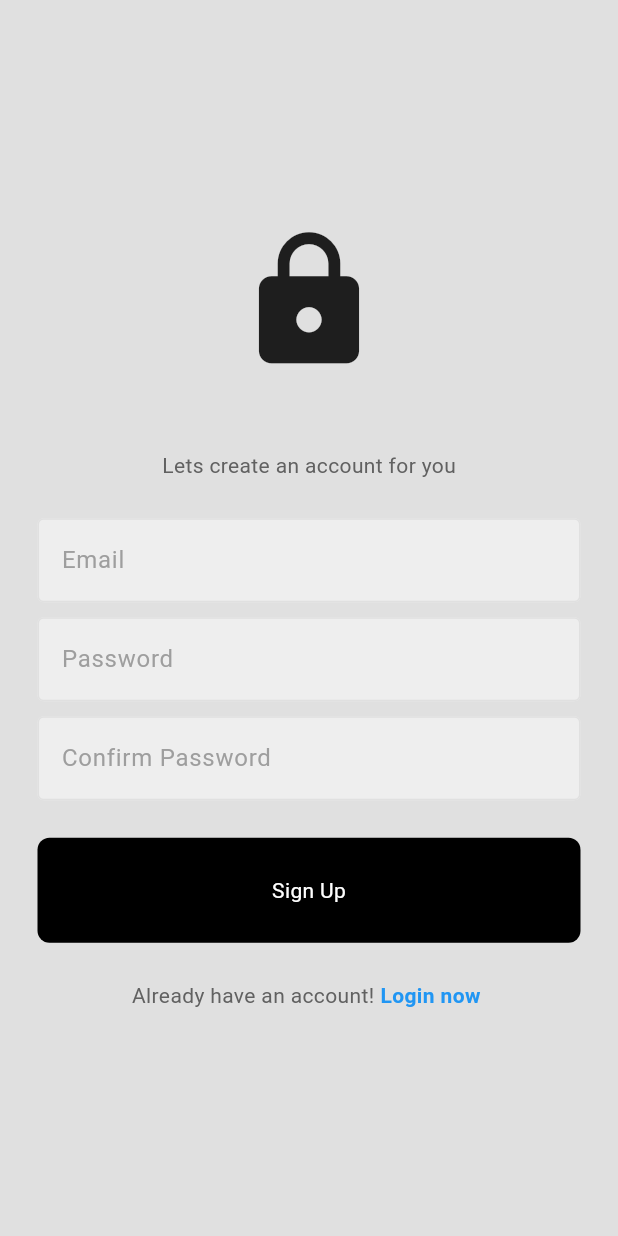
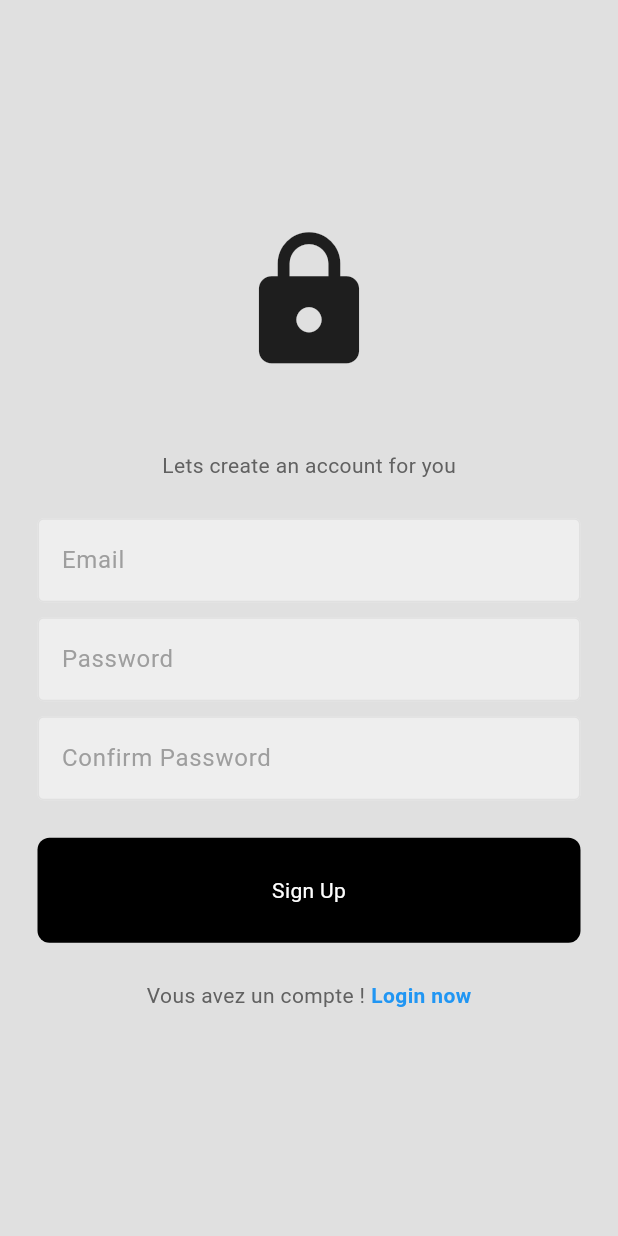
Before and after one commit to Juniorkaniki/clone_chat2, a Flutter app: the RegisterPage screen opened directly with empty values, on a phone screen of 412 x 824 dp. Run offline on Flutter 3.47's test engine with Material 3 defaults, Android fonts, the phone set to English and light mode, and no system bars; our stand-ins replace cloud_firestore, firebase_auth, firebase_core; accounts and stored records are empty.

Commit message:
commentaire deux

```diff
--- a/lib/pages/register_page.dart
+++ b/lib/pages/register_page.dart
@@ -97,6 +97,7 @@ class _RegisterPageState extends State<RegisterPage> {
                       height: 50,
                     ),
                     //Welcome back message
+                    //message de re-bienvenu
                     Text(
                       "Lets create an account for you",
                       style: TextStyle(
@@ -108,6 +109,7 @@ class _RegisterPageState extends State<RegisterPage> {
                       height: 25,
                     ),
                     //email textfield
+                    //cree un adresse mail
                     MyTextField(
                       controller: emailTextController,
                       hintText: 'Email',
@@ -117,6 +119,7 @@ class _RegisterPageState extends State<RegisterPage> {
                       height: 10,
                     ),
                     //password textfield
+                    //cree mot de passe
                     MyTextField(
                       controller: passwordTextController,
                       hintText: 'Password',
@@ -125,7 +128,7 @@ class _RegisterPageState extends State<RegisterPage> {
                     const SizedBox(
                       height: 10,
                     ),
-                    //confirm your password textfield
+                    //confirm votre mot de passe textfield
                     MyTextField(
                       controller: confirmpasswordController,
                       hintText: 'Confirm Password',
@@ -135,17 +138,17 @@ class _RegisterPageState extends State<RegisterPage> {
                       height: 25,
                     ),
 
-                    //sign up buttom
+                    //creatin  d'un comptre buttom
                     MyButton(onTap: siginUp, text: 'Sign Up'),
                     const SizedBox(
                       height: 25,
                     ),
-                    // go to register page
+                    // aller faire s'inscription page
                     Row(
                       mainAxisAlignment: MainAxisAlignment.center,
                       children: [
                         Text(
-                          "Already have an account!",
+                          " Vous avez un compte !",
                           style: TextStyle(
                             color: Colors.grey[700],
                           ),
```
